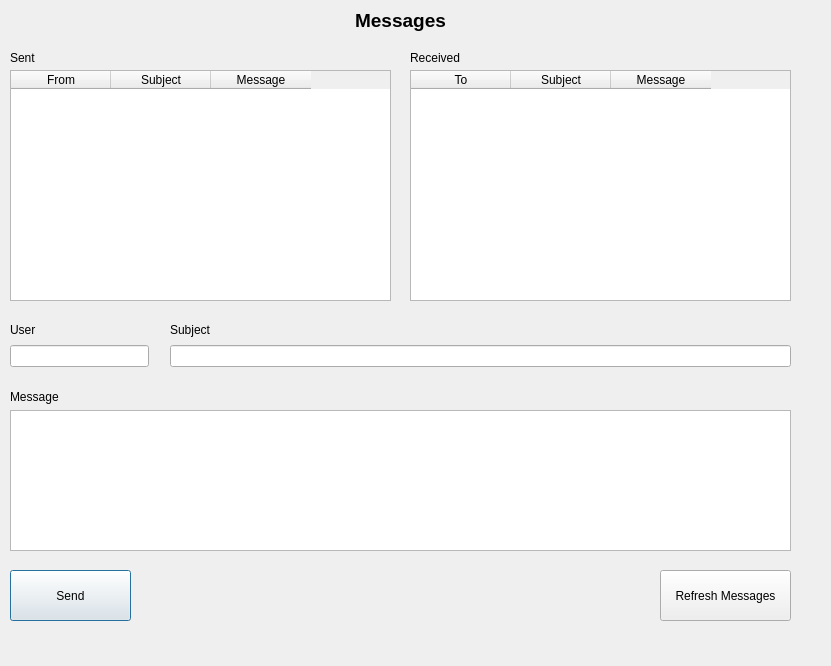
Qt form PreRegistrationGui/dialogmessage.ui (ritaaoun/Preregistration) before a commit.
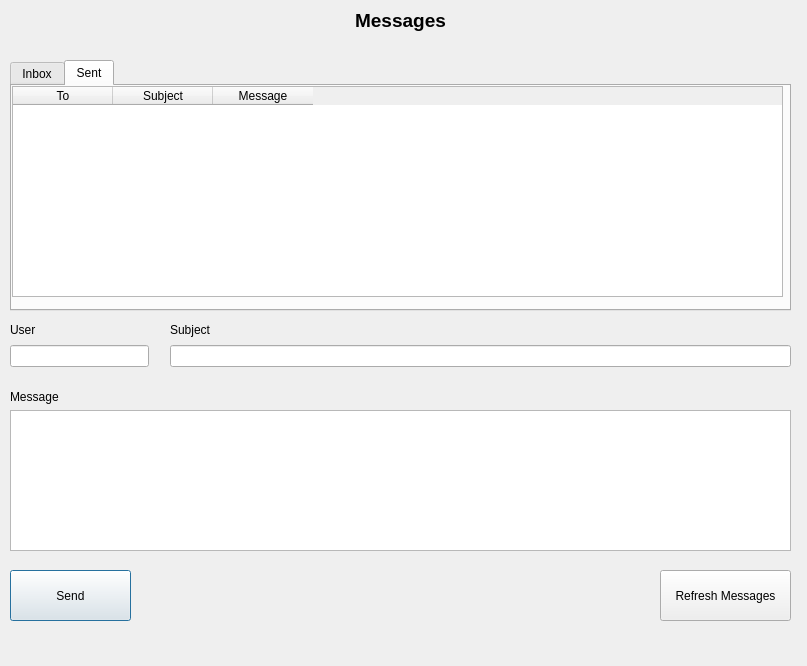
The same form after that commit.

What changed in the file:
```diff
--- a/PreRegistrationGui/dialogmessage.ui
+++ b/PreRegistrationGui/dialogmessage.ui
@@ -6,7 +6,7 @@
    <rect>
     <x>0</x>
     <y>0</y>
-    <width>831</width>
+    <width>807</width>
     <height>666</height>
    </rect>
   </property>
@@ -36,34 +36,6 @@
     <set>Qt::AlignCenter</set>
    </property>
   </widget>
-  <widget class="QTableWidget" name="tableSent">
-   <property name="geometry">
-    <rect>
-     <x>10</x>
-     <y>70</y>
-     <width>381</width>
-     <height>231</height>
-    </rect>
-   </property>
-   <property name="editTriggers">
-    <set>QAbstractItemView::NoEditTriggers</set>
-   </property>
-   <column>
-    <property name="text">
-     <string>From</string>
-    </property>
-   </column>
-   <column>
-    <property name="text">
-     <string>Subject</string>
-    </property>
-   </column>
-   <column>
-    <property name="text">
-     <string>Message</string>
-    </property>
-   </column>
-  </widget>
   <widget class="QPushButton" name="pbSend">
    <property name="geometry">
     <rect>
@@ -156,13 +128,29 @@
     </item>
    </layout>
   </widget>
+  <widget class="QTabWidget" name="tabWidget">
+   <property name="geometry">
+    <rect>
+     <x>10</x>
+     <y>60</y>
+     <width>781</width>
+     <height>251</height>
+    </rect>
+   </property>
+   <property name="currentIndex">
+    <number>1</number>
+   </property>
+   <widget class="QWidget" name="Inbox">
+    <attribute name="title">
+     <string>Inbox</string>
+    </attribute>
   <widget class="QTableWidget" name="tableReceived">
    <property name="geometry">
     <rect>
-     <x>410</x>
-     <y>70</y>
-     <width>381</width>
-     <height>231</height>
+       <x>0</x>
+       <y>0</y>
+       <width>771</width>
+       <height>211</height>
     </rect>
    </property>
    <property name="editTriggers">
@@ -170,7 +158,7 @@
    </property>
    <column>
     <property name="text">
-     <string>To</string>
+       <string>From</string>
     </property>
    </column>
    <column>
@@ -184,30 +172,52 @@
     </property>
    </column>
   </widget>
-  <widget class="QLabel" name="label_5">
-   <property name="geometry">
-    <rect>
-     <x>10</x>
-     <y>50</y>
-     <width>55</width>
-     <height>16</height>
-    </rect>
-   </property>
-   <property name="text">
+   </widget>
+   <widget class="QWidget" name="tab_2">
+    <attribute name="title">
     <string>Sent</string>
-   </property>
-  </widget>
-  <widget class="QLabel" name="label_6">
+    </attribute>
+    <widget class="QTableWidget" name="tableSent">
+     <property name="geometry">
+      <rect>
+       <x>0</x>
+       <y>0</y>
+       <width>771</width>
+       <height>211</height>
+      </rect>
+     </property>
+     <property name="editTriggers">
+      <set>QAbstractItemView::NoEditTriggers</set>
+     </property>
+     <column>
+      <property name="text">
+       <string>To</string>
+      </property>
+     </column>
+     <column>
+      <property name="text">
+       <string>Subject</string>
+      </property>
+     </column>
+     <column>
+      <property name="text">
+       <string>Message</string>
+      </property>
+     </column>
+    </widget>
+   </widget>
+  </widget>
+  <widget class="QLabel" name="labelMessage">
    <property name="geometry">
     <rect>
-     <x>410</x>
-     <y>50</y>
-     <width>55</width>
+     <x>190</x>
+     <y>590</y>
+     <width>431</width>
      <height>16</height>
     </rect>
    </property>
    <property name="text">
-    <string>Received</string>
+    <string/>
    </property>
   </widget>
  </widget>
```
Lines whose indentation alone changed are shown as unchanged.
